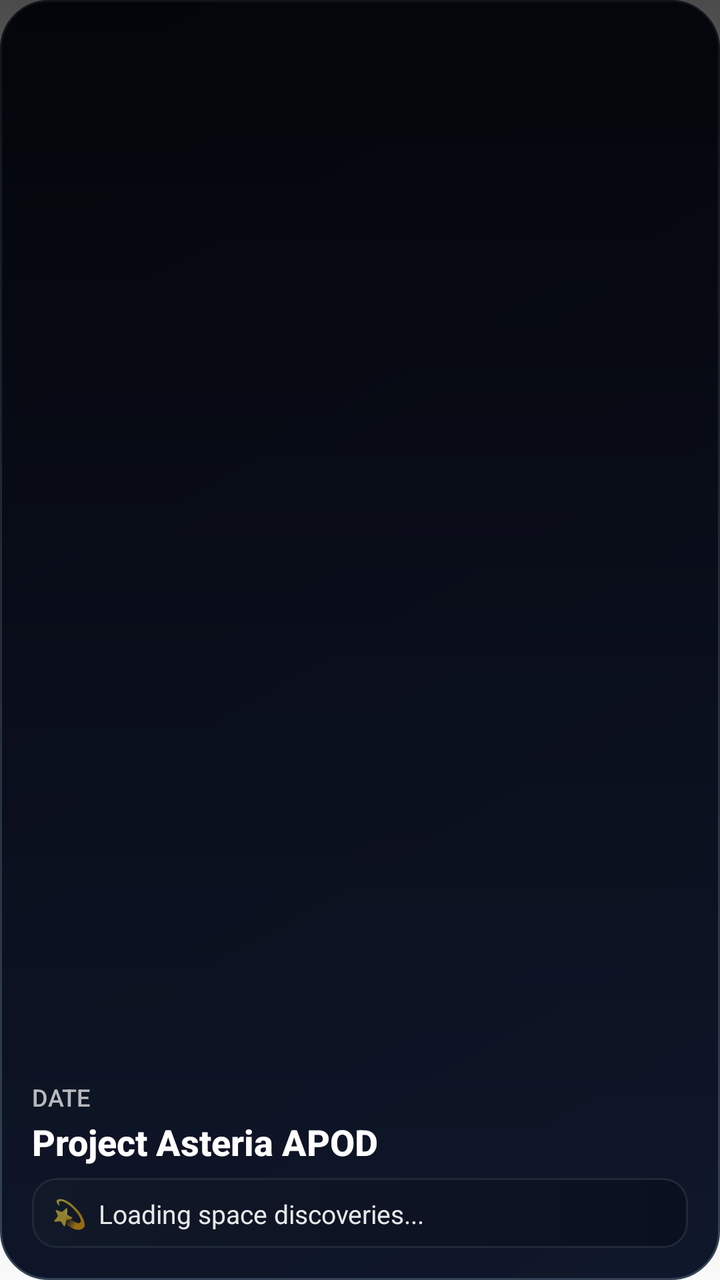
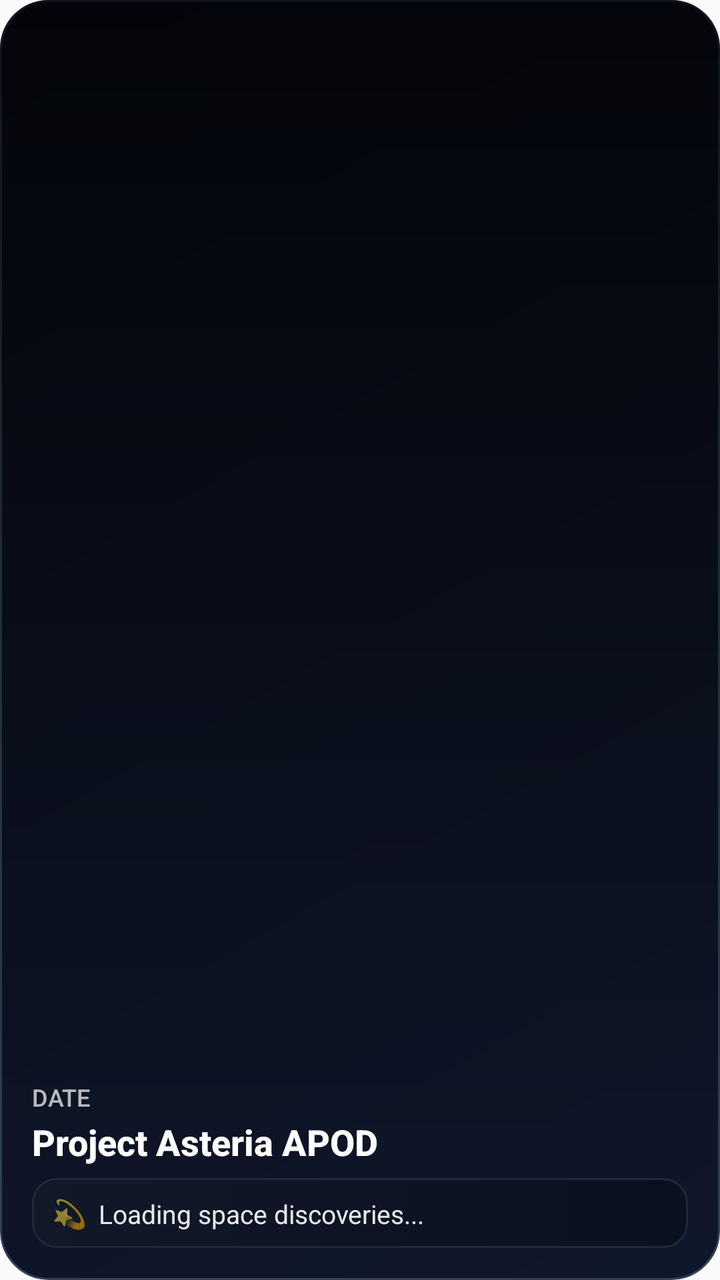

Before-and-after screenshots of an Android layout around one commit, followed by the original layout XML and the change that was made.
<!-- AndroidManifest.xml: application theme Theme.ProjectAsteria -->
<!-- res/layout/asteria_app_widget.xml -->
<?xml version="1.0" encoding="utf-8"?>
<RelativeLayout xmlns:android="http://schemas.android.com/apk/res/android"
    android:id="@+id/widget_main_card"
    android:layout_width="match_parent"
    android:layout_height="match_parent"
    android:background="@drawable/widget_background">

    
    <ImageView
        android:id="@+id/widget_image"
        android:layout_width="match_parent"
        android:layout_height="match_parent"
        android:scaleType="centerCrop"
        android:contentDescription="Space Image" />

    
    <ImageView
        android:layout_width="match_parent"
        android:layout_height="match_parent"
        android:background="@drawable/widget_gradient_overlay" />

    
    <LinearLayout
        android:layout_width="match_parent"
        android:layout_height="wrap_content"
        android:layout_alignParentBottom="true"
        android:orientation="vertical"
        android:padding="16dp">

        <TextView
            android:id="@+id/widget_date"
            android:layout_width="wrap_content"
            android:layout_height="wrap_content"
            android:fontFamily="sans-serif-medium"
            android:text="Date"
            android:textColor="#B3FFFFFF"
            android:textSize="12sp"
            android:textAllCaps="true" />

        <TextView
            android:id="@+id/widget_title"
            android:layout_width="match_parent"
            android:layout_height="wrap_content"
            android:layout_marginTop="2dp"
            android:ellipsize="end"
            android:fontFamily="sans-serif-medium"
            android:maxLines="2"
            android:text="Project Asteria APOD"
            android:textColor="#FFFFFF"
            android:textSize="18sp"
            android:textStyle="bold" />
            
        <LinearLayout
            android:layout_width="match_parent"
            android:layout_height="wrap_content"
            android:layout_marginTop="6dp"
            android:background="@drawable/widget_fact_background"
            android:orientation="horizontal"
            android:paddingHorizontal="10dp"
            android:paddingVertical="8dp">
            
            <TextView
                android:layout_width="wrap_content"
                android:layout_height="wrap_content"
                android:layout_marginEnd="6dp"
                android:text="💫"
                android:textSize="14sp" />
                
            <TextView
                android:id="@+id/widget_fact"
                android:layout_width="match_parent"
                android:layout_height="wrap_content"
                android:ellipsize="end"
                android:fontFamily="sans-serif"
                android:maxLines="2"
                android:text="Loading space discoveries..."
                android:textColor="#E6FFFFFF"
                android:textSize="13sp" />
                
        </LinearLayout>
    </LinearLayout>

</RelativeLayout>
<!-- resources referenced by this layout -->
<resources>
  <!-- drawable widget_background (drawable) -->
  <?xml version="1.0" encoding="utf-8"?>
  
  <shape xmlns:android="http://schemas.android.com/apk/res/android">
      <gradient
          android:angle="135"
          android:endColor="#0B1020"
          android:startColor="#0F172A"
          android:type="linear" />
      <corners android:radius="24dp" />
      <stroke
          android:width="1dp"
          android:color="#334155" />
  </shape>
  <!-- drawable widget_fact_background (drawable) -->
  <?xml version="1.0" encoding="utf-8"?>
  
  <shape xmlns:android="http://schemas.android.com/apk/res/android">
      <gradient
          android:angle="0"
          android:endColor="#0B1020"
          android:startColor="#111827"
          android:type="linear" />
      <corners android:radius="12dp" />
      <stroke
          android:width="1dp"
          android:color="#1F2937" />
  </shape>
  <!-- drawable widget_gradient_overlay (drawable) -->
  <?xml version="1.0" encoding="utf-8"?>
  
  <shape xmlns:android="http://schemas.android.com/apk/res/android">
      <gradient
          android:angle="90"
          android:startColor="#00000000"
          android:centerColor="#4D000000"
          android:endColor="#B3000000"
          android:type="linear" />
  </shape>
  <style name="Theme.ProjectAsteria" parent="android:Theme.Material.Light.NoActionBar" />
</resources>

<!-- the commit's change to res/layout/asteria_app_widget.xml (unified diff, before → after) -->
@@ -3,7 +3,9 @@
     android:id="@+id/widget_main_card"
     android:layout_width="match_parent"
     android:layout_height="match_parent"
-    android:background="@drawable/widget_background">
+    android:background="@drawable/widget_background"
+    android:clipToOutline="true"
+    android:outlineProvider="background">
 
     
     <ImageView
